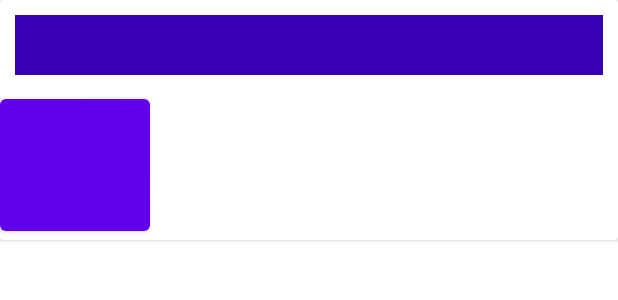
After one commit to amr-lounis/picnic_lounis_madjber, an Android app: the layout card_view.xml on its own in the app's theme, with its tools: preview values and no code run, on a phone screen of 412 x 824 dp. The commit adds this screen. Shown: the top 300 px of the screen. Run offline under Robolectric (Android 15) with nearby library versions, the phone set to English and light mode, and no system bars.

Commit message:
Signed-off-by: hackamro <lounis.amar.unity@gmail.com>

```diff
--- a/app/src/main/java/com/app/picnic/MainActivity.java
+++ b/app/src/main/java/com/app/picnic/MainActivity.java
@@ -1,8 +1,6 @@
 package com.app.picnic;
 
 import androidx.appcompat.app.AppCompatActivity;
-import androidx.databinding.DataBindingUtil;
-import androidx.lifecycle.ViewModelProvider;
 
 import android.content.Intent;
 import android.os.Bundle;
--- /dev/null
+++ b/app/src/main/res/layout/card_view.xml
@@ -0,0 +1,27 @@
+<?xml version="1.0" encoding="utf-8"?>
+<androidx.cardview.widget.CardView xmlns:android="http://schemas.android.com/apk/res/android"
+    android:layout_width="match_parent"
+    android:layout_height="wrap_content">
+
+    <LinearLayout
+        android:layout_width="match_parent"
+        android:layout_height="wrap_content"
+        android:orientation="vertical">
+
+        <TextView
+            android:id="@+id/name"
+            android:layout_width="match_parent"
+            android:layout_height="40sp"
+            android:layout_margin="10sp"
+            android:background="@color/purple_700"
+            android:textColor="@color/black"
+            android:textSize="30sp" />
+
+        <Button
+            android:id="@+id/go"
+            android:layout_width="100dp"
+            android:layout_height="100dp" />
+    </LinearLayout>
+
+
+</androidx.cardview.widget.CardView>
```
Also changed, not shown: app/src/main/java/com/app/picnic/models/model_weather.java (added, +58 -0 lines), app/src/main/java/com/app/picnic/views/RecycleAdapter.java (added, +70 -0 lines), app/src/main/java/com/app/picnic/views/WeatherActivity.java (+22 -0 lines), app/src/main/res/layout/activity_weather.xml (+14 -17 lines).
